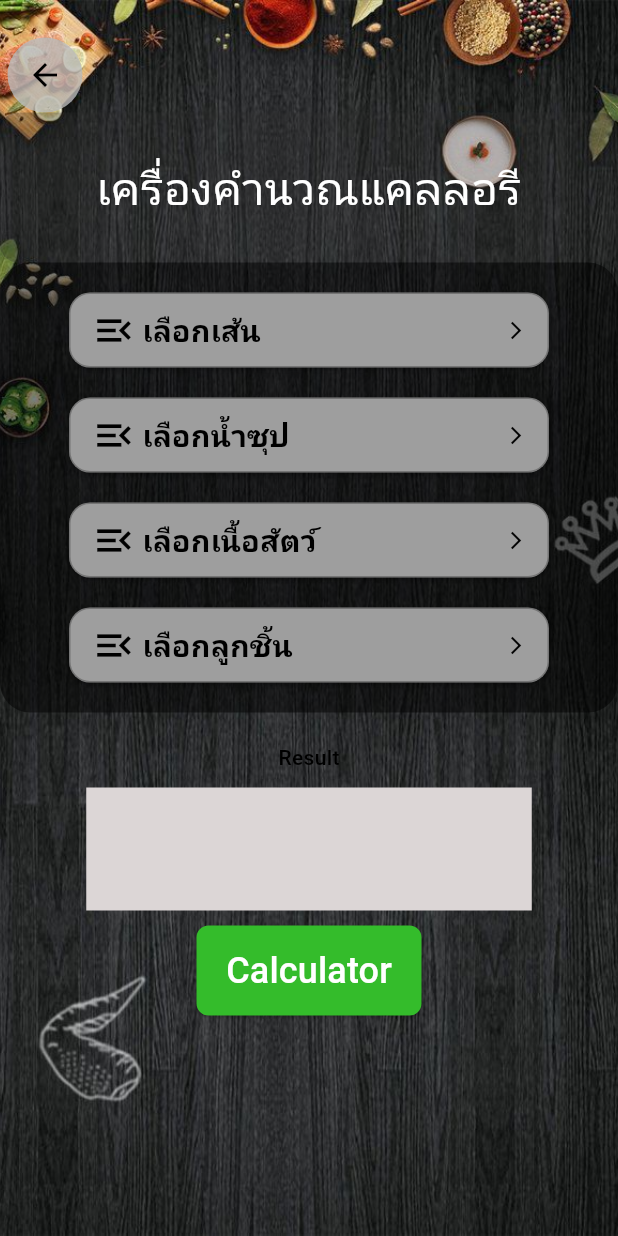
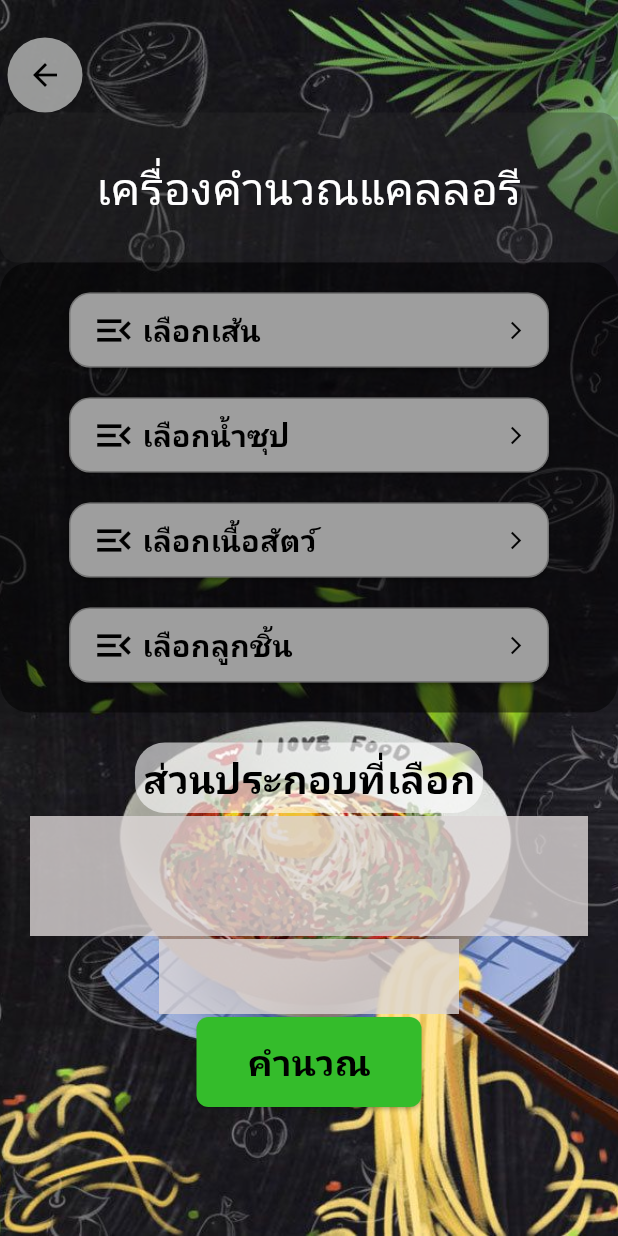
Before and after one commit to puttipongle/termproject-noodle, a Flutter app: the screen it shows after launch, after a tap on "เครื่องคำนวณแคลลอรี", on a phone screen of 412 x 824 dp. Run offline on Flutter 3.47's test engine with Material 3 defaults, Android fonts, the light colour scheme and no system bars; drawn by our look-alikes of dropdown_button2; our stand-ins replace device_preview_plus, google_fonts; Roboto replaces fonts that are missing (Sarabun, Sriracha).

Commit message:
Update Dropdown-CalculatorCal

```diff
--- a/project_noodle/lib/pages/CalculatorCal.dart
+++ b/project_noodle/lib/pages/CalculatorCal.dart
@@ -37,17 +37,13 @@ class _CalculatorcalState extends State<Calculatorcal> {
       body: Container(
         decoration: BoxDecoration(
           image: DecorationImage(
-            image: AssetImage("assets/bg/back1.jpg"),
+            image: AssetImage("assets/bg/noodle.jpg"),
             fit: BoxFit.cover,
           ),
         ),
-        child: Column(
+        child:Column(
           children: [
             Header(),
-
-            // FoodSelection(label: 'Noodle'),
-            // FoodSelection(label: 'Soup'),
-            // FoodSelection(label: 'Topping'),
             Container(
                 padding: EdgeInsets.only(top: 10, bottom: 10),
                 decoration: BoxDecoration(
@@ -523,63 +519,6 @@ class Header extends StatelessWidget {
   }
 }
 
-// class FoodSelection extends StatelessWidget {
-//   final String label;
-
-//   const FoodSelection({
-//     super.key,
-//     required this.label,
-//   });
-
-//   @override
-//   Widget build(BuildContext context) {
-//     return Container(
-//       padding: const EdgeInsets.symmetric(horizontal: 15, vertical: 15),
-//       decoration: const BoxDecoration(
-//         boxShadow: [
-//           BoxShadow(
-//             color: Color.fromRGBO(247, 111, 111, 0.971),
-//             offset: Offset(0, 4),
-//             blurRadius: 4,
-//           ),
-//         ],
-//       ),
-//       child: Row(
-//         children: [
-//           Text(
-//             label,
-//             style: const TextStyle(
-//               fontSize: 22,
-//               fontWeight: FontWeight.w400,
-//               height: 28 / 22,
-//             ),
-//           ),
-//           const SizedBox(width: 24),
-//           Expanded(
-//             child: Container(
-//               height: 40,
-//               decoration: BoxDecoration(
-//                 color: const Color(0xFF4EAFA7),
-//                 borderRadius: BorderRadius.circular(100),
-//               ),
-//               alignment: Alignment.center,
-//               child: const Text(
-//                 'Dropdown',
-//                 style: TextStyle(
-//                   color: Colors.white,
-//                   fontSize: 14,
-//                   fontWeight: FontWeight.w500,
-//                   letterSpacing: 0.1,
-//                 ),
-//               ),
-//             ),
-//           ),
-//         ],
-//       ),
-//     );
-//   }
-// }
-
 class ResultSection extends StatelessWidget {
   const ResultSection({super.key});
 
@@ -589,21 +528,34 @@ class ResultSection extends StatelessWidget {
       padding: const EdgeInsets.all(20),
       child: Column(
         children: [
-          const Text(
-            'Result',
-            style: TextStyle(
-              color: Colors.black,
-              fontSize: 14,
-              fontWeight: FontWeight.w500,
+          Container(
+            padding: EdgeInsets.all(5),
+            decoration: BoxDecoration(
+                color: Colors.white.withOpacity(0.6),
+                borderRadius: BorderRadius.circular(20)),
+            child: Text(
+              'ส่วนประกอบที่เลือก',
+              style: GoogleFonts.sarabun(
+                fontSize: 26,
+                color: Colors.black,
+                fontWeight: FontWeight.bold,
+                decoration: TextDecoration.none, // ลบเส้นขีดใต้
+              ),
             ),
           ),
-          const SizedBox(height: 10),
-          Container(
-            height: 82,
-            width: 297,
-            color: const Color(0xFFDCD6D6),
+          const SizedBox(height: 2),
+          Container( //แสดงส่วนประกอบ
+            height: 80,
+            width: 400,
+            color: const Color(0xFFDCD6D6).withOpacity(0.8),
           ),
-          const SizedBox(height: 10),
+          const SizedBox(height: 2),
+          Container( //แสดงผลลัพธ์
+            height: 50,
+            width: 200,
+            color: const Color(0xFFDCD6D6).withOpacity(0.8),
+          ),
+          const SizedBox(height: 2),
           ElevatedButton(
             onPressed: () {},
             style: ElevatedButton.styleFrom(
@@ -614,12 +566,14 @@ class ResultSection extends StatelessWidget {
               padding: const EdgeInsets.symmetric(vertical: 12),
               minimumSize: const Size(150, 60),
             ),
-            child: const Text(
-              'Calculator',
-              style: TextStyle(
+            child: Text(
+              'คำนวณ',
+              style: GoogleFonts.sarabun(
                 fontSize: 24,
-                color: Colors.white,
-              ),
+                color: Colors.black,
+                fontWeight: FontWeight.bold,
+                decoration: TextDecoration.none,
+              )
             ),
           ),
         ],
--- a/project_noodle/lib/pages/homepage.dart
+++ b/project_noodle/lib/pages/homepage.dart
@@ -224,7 +224,7 @@ class _HomePageState extends State<HomePage> {
             Expanded(
               child: Container(
                   decoration: BoxDecoration(
-                    color: const Color.fromARGB(255, 230, 230, 230).withOpacity(0.8),
+                    color: const Color.fromARGB(255, 230, 230, 230).withOpacity(0.6),
                   ),
                   child: ListView.builder(
                       itemCount: noodle.length,
--- a/project_noodle/pubspec.yaml
+++ b/project_noodle/pubspec.yaml
@@ -64,6 +64,7 @@ flutter:
   assets:
     - assets/bg/back1.jpg
     - assets/bg/thai-noodle.jpg
+    - assets/bg/noodle.jpg
 
   # An image asset can refer to one or more resolution-specific "variants", see
   # https://flutter.dev/to/resolution-aware-images
```
Also changed, not shown: project_noodle/assets/bg/kaosoy.jpg (added), project_noodle/assets/bg/mama.jpg (deleted), project_noodle/assets/bg/mama1.jpg (deleted), project_noodle/assets/bg/noodle.jpg (added).
